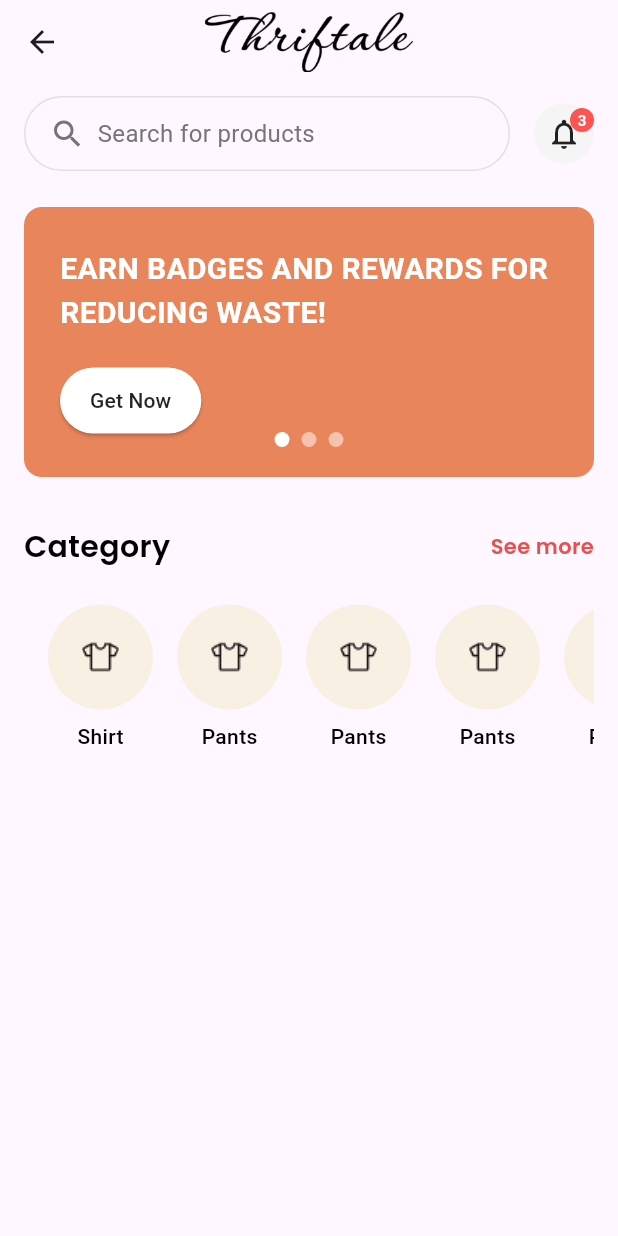
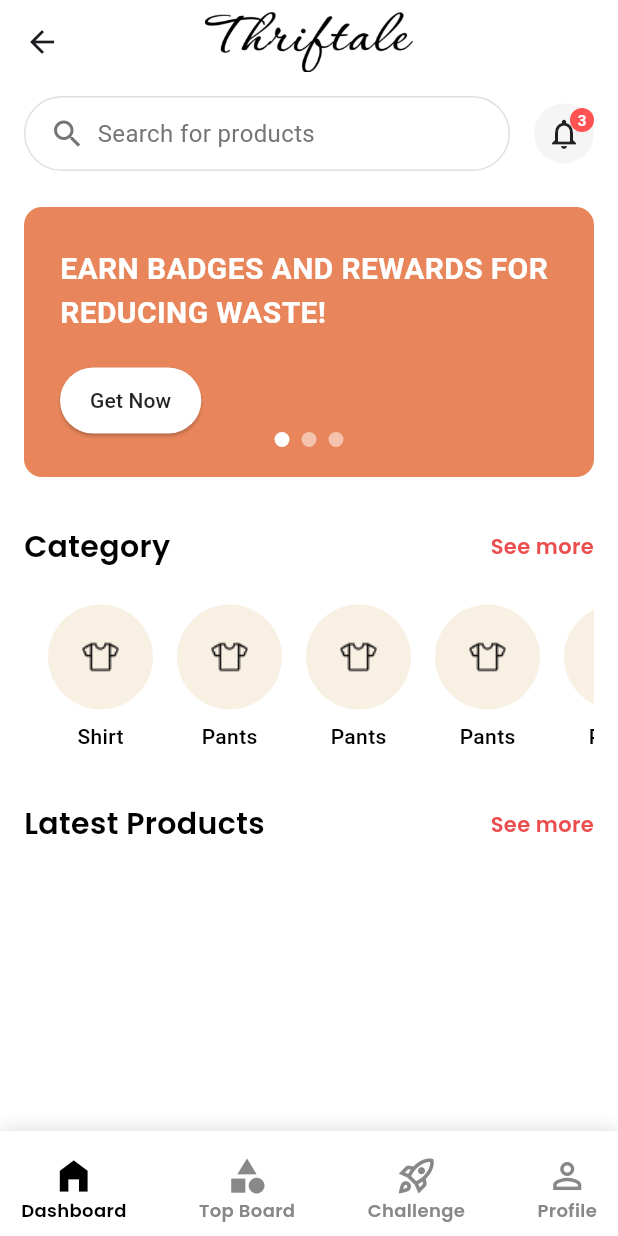
Before and after one commit to HasithFernando/MAD-Project, a Flutter app: the Home screen opened directly, on a phone screen of 412 x 824 dp. Run offline on Flutter 3.47's test engine with Material 3 defaults, Android fonts, the phone set to English and light mode, and no system bars; our stand-ins replace device_preview, firebase_core, google_fonts; accounts and stored records are empty.

Commit message:
create app bar

```diff
--- a/lib/pages/home.dart
+++ b/lib/pages/home.dart
@@ -4,6 +4,7 @@ import 'package:thriftale/utils/lable_texts.dart';
 import 'package:thriftale/utils/paragraph_texts.dart';
 import 'package:thriftale/widgets/Search_Notification_Widget.dart';
 import 'package:thriftale/widgets/custom_text.dart';
+import 'package:thriftale/widgets/newBottomBar.dart';
 import 'package:thriftale/widgets/reusable_category_widget.dart';
 import 'package:thriftale/widgets/slider_widget.dart';
 
@@ -98,17 +99,20 @@ class _HomeState extends State<Home> {
         },
       ),
     ];
-    //
 
     return Scaffold(
+      backgroundColor: Colors.white,
       appBar: AppBar(
         centerTitle: true,
+        elevation: 0,
+        backgroundColor: Colors.white,
         title: Image.asset(
           'assets/images/Thriftale.png',
           height: 40, // Adjust height as needed
         ),
       ),
-      body: Column(
+      body: SafeArea(
+        child: Column(
           children: [
             // Add the SearchNotificationWidget below the app bar
             SearchNotificationWidget(
@@ -156,20 +160,50 @@ class _HomeState extends State<Home> {
                             fontWeight: FontWeight.w600),
                       ],
                     ),
-                  SizedBox(
+                    const SizedBox(
                       height: 20,
                     ),
 
                     //horizontal slider
-                  CategoryList(categories: categories)
+                    CategoryList(categories: categories),
+
+                    const SizedBox(
+                      height: 30,
+                    ),
+
+                    Row(
+                      mainAxisAlignment: MainAxisAlignment.spaceBetween,
+                      crossAxisAlignment: CrossAxisAlignment.center,
+                      children: [
+                        CustomText(
+                            text: 'Latest Products',
+                            color: AppColors.black,
+                            fontSize: LableTexts.subLable,
+                            fontWeight: FontWeight.w600),
+                        CustomText(
+                            text: 'See more',
+                            color: const Color.fromARGB(255, 235, 78, 78),
+                            fontSize: ParagraphTexts.normalParagraph,
+                            fontWeight: FontWeight.w600),
+                      ],
+                    ),
                   ],
                 ),
               ),
             ),
           ],
         ),
+      ),
+      bottomNavigationBar: Container(
+        height: 70,
+        alignment: Alignment.center,
+        child: NewBottomBar(
+          c1: AppColors.black,
+          c2: AppColors.lightGray,
+          c3: AppColors.lightGray,
+          c4: AppColors.lightGray,
+        ),
+      ),
     );
   }
 }
-
-// Include the SearchNotificationWidget class from your code
--- a/lib/widgets/newBottomBar.dart
+++ b/lib/widgets/newBottomBar.dart
@@ -62,7 +62,7 @@ class _NewBottomBarState extends State<NewBottomBar> {
                           Container(
                             color: Colors.transparent,
                             child: Icon(
-                              Icons.home_outlined,
+                              Icons.home_filled,
                               size: 28,
                               color: widget.c1,
                             ),
@@ -88,7 +88,7 @@ class _NewBottomBarState extends State<NewBottomBar> {
                           Container(
                             color: Colors.transparent,
                             child: Icon(
-                              Icons.emoji_events_outlined,
+                              Icons.category,
                               size: 28,
                               color: widget.c2,
                             ),
```
Also changed, not shown: 4 other files. Lines whose indentation alone changed are shown as unchanged.
